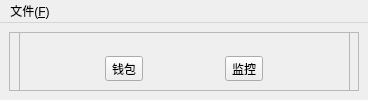
First picture: the form in src/Tengu.ui, repository to1dev/tengu, before the edit.
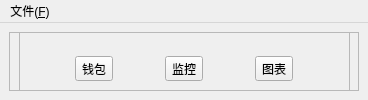
Second picture: the form after the edit. Icons and pictures are not drawn.

Commit message: add chart button and res

Patch:
```diff
--- a/src/Tengu.ui
+++ b/src/Tengu.ui
@@ -82,6 +82,26 @@
           </property>
          </widget>
         </item>
+        <item>
+         <widget class="QToolButton" name="ButtonChart">
+          <property name="text">
+           <string>图表</string>
+          </property>
+          <property name="icon">
+           <iconset resource="res/Images.qrc">
+            <normaloff>:/Buttons/chart.svg</normaloff>:/Buttons/chart.svg</iconset>
+          </property>
+          <property name="iconSize">
+           <size>
+            <width>32</width>
+            <height>32</height>
+           </size>
+          </property>
+          <property name="toolButtonStyle">
+           <enum>Qt::ToolButtonTextUnderIcon</enum>
+          </property>
+         </widget>
+        </item>
        </layout>
       </widget>
      </widget>
```
The commit also changes 3 other files.
